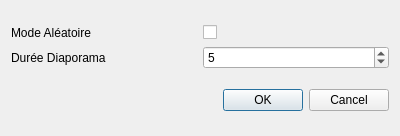
diekev/delsace, file ui/pref_window.ui: the form before one commit.
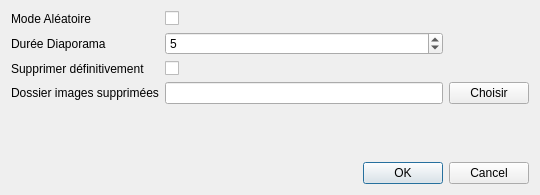
The form after the commit.

Diff of the .ui file:
```diff
--- a/ui/pref_window.ui
+++ b/ui/pref_window.ui
@@ -6,8 +6,8 @@
    <rect>
     <x>0</x>
     <y>0</y>
-    <width>400</width>
-    <height>136</height>
+    <width>540</width>
+    <height>195</height>
    </rect>
   </property>
   <property name="windowTitle">
@@ -16,13 +16,10 @@
   <layout class="QVBoxLayout" name="verticalLayout">
    <item>
     <layout class="QGridLayout" name="gridLayout">
-     <item row="0" column="1">
-      <widget class="QCheckBox" name="m_random_mode">
-       <property name="text">
-        <string/>
-       </property>
-       <property name="checked">
-        <bool>false</bool>
+     <item row="1" column="1">
+      <widget class="QSpinBox" name="m_diap_dur">
+       <property name="value">
+        <number>5</number>
        </property>
       </widget>
      </item>
@@ -39,6 +36,16 @@
        </property>
       </widget>
      </item>
+     <item row="0" column="1">
+      <widget class="QCheckBox" name="m_random_mode">
+       <property name="text">
+        <string/>
+       </property>
+       <property name="checked">
+        <bool>false</bool>
+       </property>
+      </widget>
+     </item>
      <item row="1" column="0">
       <widget class="QLabel" name="label">
        <property name="text">
@@ -46,15 +53,52 @@
        </property>
       </widget>
      </item>
-     <item row="1" column="1">
-      <widget class="QSpinBox" name="m_diap_dur">
-       <property name="value">
-        <number>5</number>
+     <item row="2" column="0">
+      <widget class="QLabel" name="label_3">
+       <property name="text">
+        <string>Supprimer définitivement</string>
+       </property>
+      </widget>
+     </item>
+     <item row="2" column="1">
+      <widget class="QCheckBox" name="m_delete_file">
+       <property name="text">
+        <string/>
+       </property>
+      </widget>
+     </item>
+     <item row="3" column="0">
+      <widget class="QLabel" name="m_delete_file_label">
+       <property name="text">
+        <string>Dossier images supprimées</string>
+       </property>
+      </widget>
+     </item>
+     <item row="3" column="1">
+      <widget class="QLineEdit" name="m_folder_path"/>
+     </item>
+     <item row="3" column="2">
+      <widget class="QPushButton" name="m_choose_folder_but">
+       <property name="text">
+        <string>Choisir</string>
        </property>
       </widget>
      </item>
     </layout>
    </item>
+   <item>
+    <spacer name="verticalSpacer">
+     <property name="orientation">
+      <enum>Qt::Vertical</enum>
+     </property>
+     <property name="sizeHint" stdset="0">
+      <size>
+       <width>20</width>
+       <height>40</height>
+      </size>
+     </property>
+    </spacer>
+   </item>
    <item>
     <widget class="QDialogButtonBox" name="buttonBox">
      <property name="orientation">
```
Left out of the diff: 68 changed lines with no effect on the pictures.
